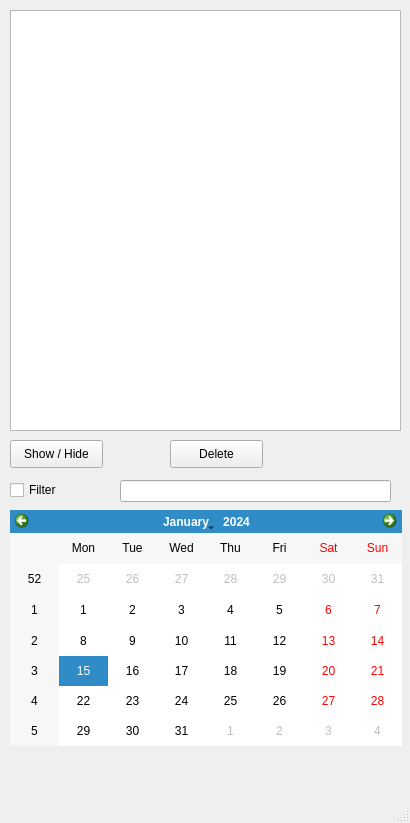
Qt form pyclip.ui (WorldCG08/copy-paster) before a commit.
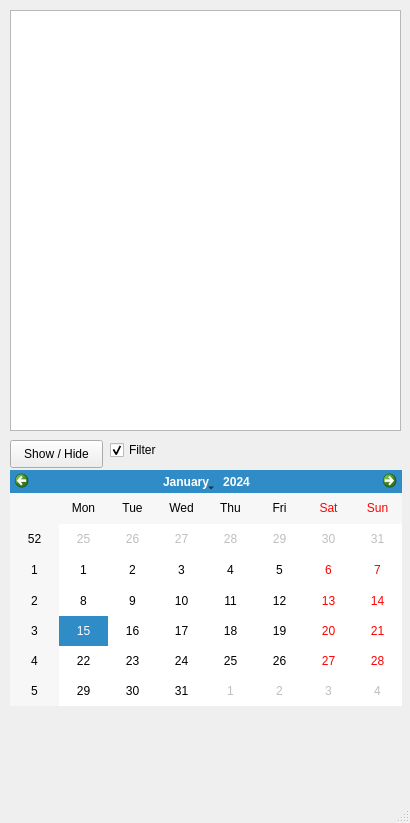
The same form after that commit.

```diff
--- a/pyclip.ui
+++ b/pyclip.ui
@@ -18,7 +18,7 @@
     <property name="geometry">
      <rect>
       <x>10</x>
-      <y>510</y>
+      <y>470</y>
       <width>392</width>
       <height>236</height>
      </rect>
@@ -27,8 +27,8 @@
    <widget class="QCheckBox" name="filter_checkbox">
     <property name="geometry">
      <rect>
-      <x>10</x>
-      <y>480</y>
+      <x>110</x>
+      <y>440</y>
       <width>81</width>
       <height>20</height>
      </rect>
@@ -36,6 +36,9 @@
     <property name="text">
      <string>Filter</string>
     </property>
+    <property name="checked">
+     <bool>true</bool>
+    </property>
    </widget>
    <widget class="QPushButton" name="show_hide_btn">
     <property name="geometry">
@@ -50,29 +53,6 @@
      <string>Show / Hide</string>
     </property>
    </widget>
-   <widget class="QPushButton" name="delete_btn">
-    <property name="geometry">
-     <rect>
-      <x>170</x>
-      <y>440</y>
-      <width>93</width>
-      <height>28</height>
-     </rect>
-    </property>
-    <property name="text">
-     <string>Delete</string>
-    </property>
-   </widget>
-   <widget class="QLineEdit" name="line_text">
-    <property name="geometry">
-     <rect>
-      <x>120</x>
-      <y>480</y>
-      <width>271</width>
-      <height>22</height>
-     </rect>
-    </property>
-   </widget>
    <widget class="QListWidget" name="clip_list">
     <property name="geometry">
      <rect>
```
